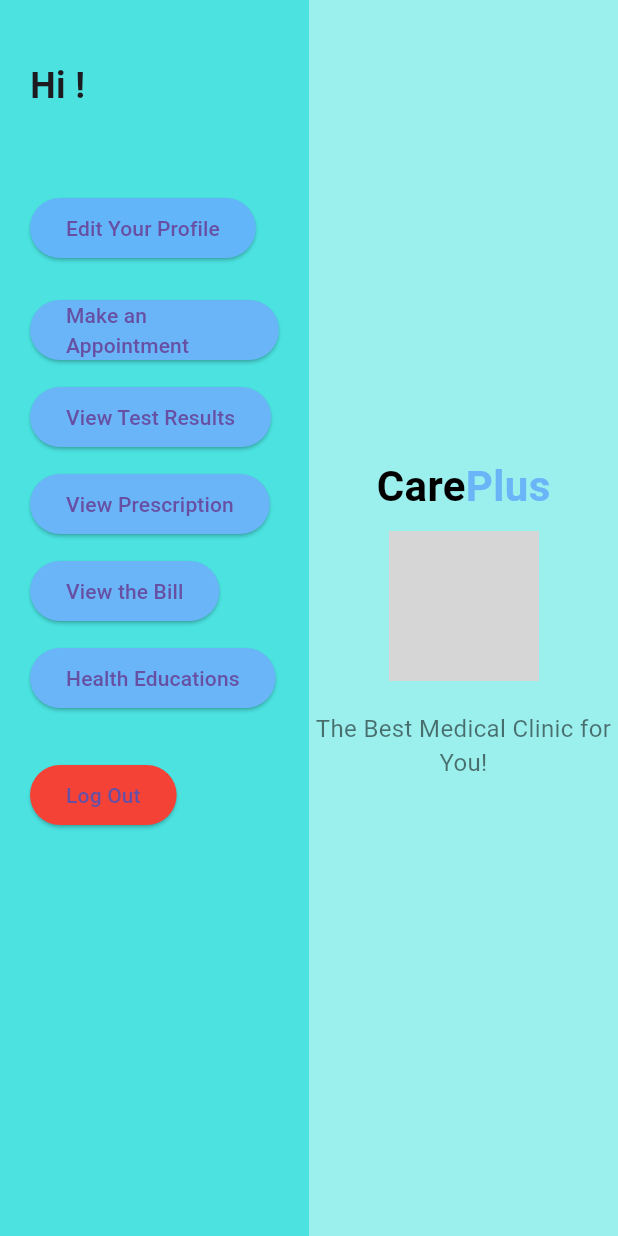
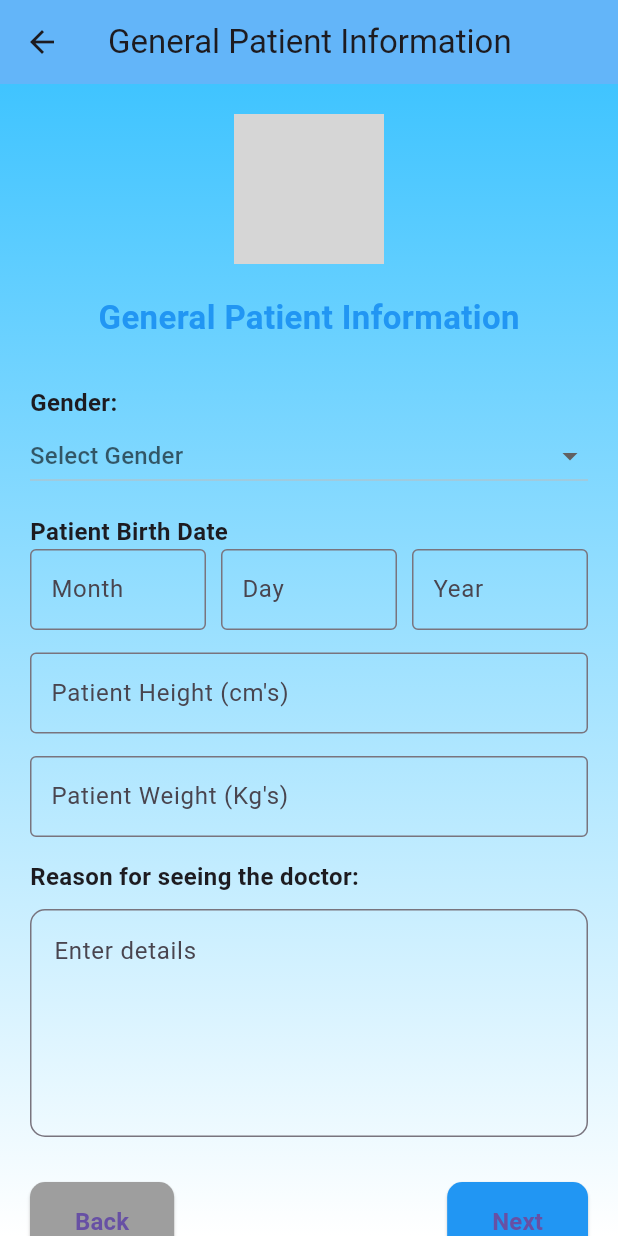
Before and after one commit to Tamasha-Ab/Medical-Clinic-App, a Flutter app: the HomePage screen opened directly with empty values, after a tap on "Edit Your Profile", on a phone screen of 412 x 824 dp. Run offline on Flutter 3.47's test engine with Material 3 defaults, Android fonts, the phone set to English and light mode, and no system bars; our stand-ins replace shared_preferences; accounts and stored records are empty; network calls fail; grey boxes are pictures that could not be loaded.

Commit message:
first commit

```diff
--- /dev/null
+++ b/medical_clinic_app/lib/generalPatientInformation.dart
@@ -0,0 +1,279 @@
+import 'package:flutter/material.dart';
+import 'patientMedicalHistory.dart'; // Import the PatientMedicalHistory page
+
+class GeneralPatientInformation extends StatefulWidget {
+  const GeneralPatientInformation({super.key});
+
+  @override
+  _GeneralPatientInformationState createState() =>
+      _GeneralPatientInformationState();
+}
+
+class _GeneralPatientInformationState
+    extends State<GeneralPatientInformation> {
+  String? _selectedGender;
+  final TextEditingController _monthController = TextEditingController();
+  final TextEditingController _dayController = TextEditingController();
+  final TextEditingController _yearController = TextEditingController();
+  final TextEditingController _heightController = TextEditingController();
+  final TextEditingController _weightController = TextEditingController();
+  final TextEditingController _reasonController = TextEditingController();
+
+  void _savePatientInfo() {
+    if (_selectedGender == null ||
+        _monthController.text.isEmpty ||
+        _dayController.text.isEmpty ||
+        _yearController.text.isEmpty ||
+        _heightController.text.isEmpty ||
+        _weightController.text.isEmpty ||
+        _reasonController.text.isEmpty) {
+      ScaffoldMessenger.of(context).showSnackBar(
+        const SnackBar(
+          content: Text("Please fill in all fields."),
+          backgroundColor: Colors.red,
+        ),
+      );
+      return;
+    }
+
+    print("Gender: $_selectedGender");
+    print("Birth Date: ${_monthController.text}/${_dayController.text}/${_yearController.text}");
+    print("Height: ${_heightController.text} cm");
+    print("Weight: ${_weightController.text} kg");
+    print("Reason: ${_reasonController.text}");
+
+    ScaffoldMessenger.of(context).showSnackBar(
+      const SnackBar(
+        content: Text("Patient information saved successfully!"),
+        backgroundColor: Colors.green,
+      ),
+    );
+  }
+
+  @override
+  Widget build(BuildContext context) {
+    return Scaffold(
+      appBar: AppBar(
+        title: const Text('General Patient Information'),
+        backgroundColor: const Color.fromARGB(255, 99, 181, 249),
+        elevation: 0,
+      ),
+      body: Container(
+        width: double.infinity,
+        height: double.infinity,
+        decoration: const BoxDecoration(
+          gradient: LinearGradient(
+            begin: Alignment.topCenter,
+            end: Alignment.bottomCenter,
+            colors: [
+              Colors.lightBlueAccent,
+              Colors.white,
+            ],
+          ),
+        ),
+        child: SingleChildScrollView(
+          padding: const EdgeInsets.all(20.0),
+          child: Column(
+            crossAxisAlignment: CrossAxisAlignment.start,
+            children: [
+              Center(
+                child: Image.network(
+                  'https://s3-media0.fl.yelpcdn.com/bphoto/kROaBMMNs2u1t9RHYMbv9g/1000s.jpg',
+                  width: 100,
+                  height: 100,
+                ),
+              ),
+              const SizedBox(height: 20),
+              const Center(
+                child: Text(
+                  "General Patient Information",
+                  style: TextStyle(
+                    fontSize: 22,
+                    fontWeight: FontWeight.bold,
+                    color: Colors.blue,
+                  ),
+                ),
+              ),
+              const SizedBox(height: 30),
+              const Text(
+                'Gender:',
+                style: TextStyle(fontSize: 16, fontWeight: FontWeight.bold),
+              ),
+              DropdownButton<String>(
+                value: _selectedGender,
+                hint: const Text('Select Gender'),
+                isExpanded: true,
+                items: ['Male', 'Female'].map((String gender) {
+                  return DropdownMenuItem<String>(
+                    value: gender,
+                    child: Text(gender),
+                  );
+                }).toList(),
+                onChanged: (String? newValue) {
+                  setState(() {
+                    _selectedGender = newValue;
+                  });
+                },
+              ),
+              const SizedBox(height: 15),
+              const Text(
+                "Patient Birth Date",
+                style: TextStyle(
+                  fontSize: 16,
+                  fontWeight: FontWeight.bold,
+                ),
+              ),
+              Row(
+                mainAxisAlignment: MainAxisAlignment.spaceBetween,
+                children: [
+                  Expanded(
+                    child: _buildTextField(
+                      controller: _monthController,
+                      hintText: "Month",
+                    ),
+                  ),
+                  const SizedBox(width: 10),
+                  Expanded(
+                    child: _buildTextField(
+                      controller: _dayController,
+                      hintText: "Day",
+                    ),
+                  ),
+                  const SizedBox(width: 10),
+                  Expanded(
+                    child: _buildTextField(
+                      controller: _yearController,
+                      hintText: "Year",
+                    ),
+                  ),
+                ],
+              ),
+              const SizedBox(height: 15),
+              _buildTextField(
+                controller: _heightController,
+                labelText: "Patient Height (cm's)",
+              ),
+              const SizedBox(height: 15),
+              _buildTextField(
+                controller: _weightController,
+                labelText: "Patient Weight (Kg's)",
+              ),
+              const SizedBox(height: 15),
+              const Text(
+                "Reason for seeing the doctor:",
+                style: TextStyle(
+                  fontSize: 16,
+                  fontWeight: FontWeight.bold,
+                ),
+              ),
+              const SizedBox(height: 10),
+              TextFormField(
+                controller: _reasonController,
+                maxLines: 5,
+                decoration: InputDecoration(
+                  hintText: "Enter details",
+                  border: OutlineInputBorder(
+                    borderRadius: BorderRadius.circular(10),
+                  ),
+                ),
+              ),
+              const SizedBox(height: 30),
+              Row(
+                mainAxisAlignment: MainAxisAlignment.spaceBetween,
+                children: [
+                  ElevatedButton(
+                    onPressed: () {
+                      Navigator.pop(context);
+                    },
+                    style: ElevatedButton.styleFrom(
+                      backgroundColor: Colors.grey,
+                      padding: const EdgeInsets.symmetric(
+                        horizontal: 30,
+                        vertical: 15,
+                      ),
+                      shape: RoundedRectangleBorder(
+                        borderRadius: BorderRadius.circular(10),
+                      ),
+                    ),
+                    child: const Text(
+                      "Back",
+                      style: TextStyle(
+                        fontSize: 16,
+                        fontWeight: FontWeight.bold,
+                      ),
+                    ),
+                  ),
+                  ElevatedButton(
+                    onPressed: () {
+                      Navigator.push(
+                        context,
+                        MaterialPageRoute(
+                          builder: (context) =>
+                              const PatientMedicalHistory(),
+                        ),
+                      );
+                    },
+                    style: ElevatedButton.styleFrom(
+                      backgroundColor: Colors.blue,
+                      padding: const EdgeInsets.symmetric(
+                        horizontal: 30,
+                        vertical: 15,
+                      ),
+                      shape: RoundedRectangleBorder(
+                        borderRadius: BorderRadius.circular(10),
+                      ),
+                    ),
+                    child: const Text(
+                      "Next",
+                      style: TextStyle(
+                        fontSize: 16,
+                        fontWeight: FontWeight.bold,
+                      ),
+                    ),
+                  ),
+                ],
+              ),
+              const SizedBox(height: 20),
+              Center(
+                child: ElevatedButton(
+                  onPressed: _savePatientInfo,
+                  style: ElevatedButton.styleFrom(
+                    backgroundColor: Colors.green,
+                    padding: const EdgeInsets.symmetric(
+                      horizontal: 40,
+                      vertical: 15,
+                    ),
+                    shape: RoundedRectangleBorder(
+                      borderRadius: BorderRadius.circular(10),
+                    ),
+                  ),
+                  child: const Text(
+                    "Save",
+                    style: TextStyle(
+                      fontSize: 16,
+                      fontWeight: FontWeight.bold,
+                    ),
+                  ),
+                ),
+              ),
+            ],
+          ),
+        ),
+      ),
+    );
+  }
+
+  Widget _buildTextField(
+      {String? labelText, String? hintText, TextEditingController? controller}) {
+    return TextField(
+      controller: controller,
+      decoration: InputDecoration(
+        labelText: labelText,
+        hintText: hintText,
+        border: const OutlineInputBorder(),
+        contentPadding:
+            const EdgeInsets.symmetric(vertical: 15, horizontal: 10),
+      ),
+    );
+  }
+}
--- a/medical_clinic_app/lib/home_page.dart
+++ b/medical_clinic_app/lib/home_page.dart
@@ -1,5 +1,7 @@
 import 'package:flutter/material.dart';
 import 'login_page.dart';
+import 'generalPatientInformation.dart'; // Updated import
+import 'view_profile.dart';
 
 class HomePage extends StatelessWidget {
   final String userName;
@@ -11,7 +13,7 @@ class HomePage extends StatelessWidget {
     return Scaffold(
       resizeToAvoidBottomInset: false,
       body: Container(
-        color: const Color.fromARGB(255, 255, 255, 255), // Background color fills whole screen
+        color: const Color.fromARGB(255, 255, 255, 255), // Background color fills the whole screen
         child: Row(
           crossAxisAlignment: CrossAxisAlignment.stretch, // Ensures the Row fills the screen height
           children: [
@@ -32,12 +34,34 @@ class HomePage extends StatelessWidget {
                     ),
                     const SizedBox(height: 20),
                     ElevatedButton(
-                      onPressed: () {},
+                      onPressed: () {
+                        // Navigate to GeneralPatientInformation page
+                        Navigator.push(
+                          context,
+                          MaterialPageRoute(
+                              builder: (context) => const GeneralPatientInformation()), // Updated navigation
+                        );
+                      },
                       style: ElevatedButton.styleFrom(backgroundColor: const Color.fromARGB(255, 99, 181, 249)),
                       child: const Text('Edit Your Profile'),
                     ),
                     const SizedBox(height: 20),
+                    ElevatedButton(
+                      onPressed: () {
+                        // Navigate to the ViewProfile page
+                        Navigator.push(
+                          context,
+                          MaterialPageRoute(
+                            builder: (context) => ViewProfile(userName: userName), // Pass userName to ViewProfile
+                          ),
+                        );
+                      },
+                      style: ElevatedButton.styleFrom(backgroundColor: const Color.fromARGB(255, 99, 181, 249)),
+                      child: const Text('View Your Profile'),
+                    ),
+                    const SizedBox(height: 20),
                     for (var text in [
+                      'View Your Profile',
                       'Make an Appointment',
                       'View Test Results',
                       'View Prescription',
--- a/medical_clinic_app/pubspec.yaml
+++ b/medical_clinic_app/pubspec.yaml
@@ -14,6 +14,7 @@ dependencies:
   cupertino_icons: ^1.0.8  # Removed the duplicate here
   http: ^0.13.4
   provider: ^6.0.1
+  shared_preferences: ^2.0.17
 
 dev_dependencies:
   flutter_test:
```
Also changed, not shown: medical_clinic_app/lib/patientMedicalHistory.dart (added, +184 -0 lines), medical_clinic_app/lib/services/patient_service.dart (added, +38 -0 lines), medical_clinic_app/lib/services/token_storage.dart (added, +19 -0 lines), medical_clinic_app/lib/view_profile.dart (added, +78 -0 lines), medical_clinic_app/flutter_01.png (added), medical_clinic_app/lib/login_page.dart (line endings or trailing spaces), medical_clinic_app/pubspec.lock, 4 other files.
